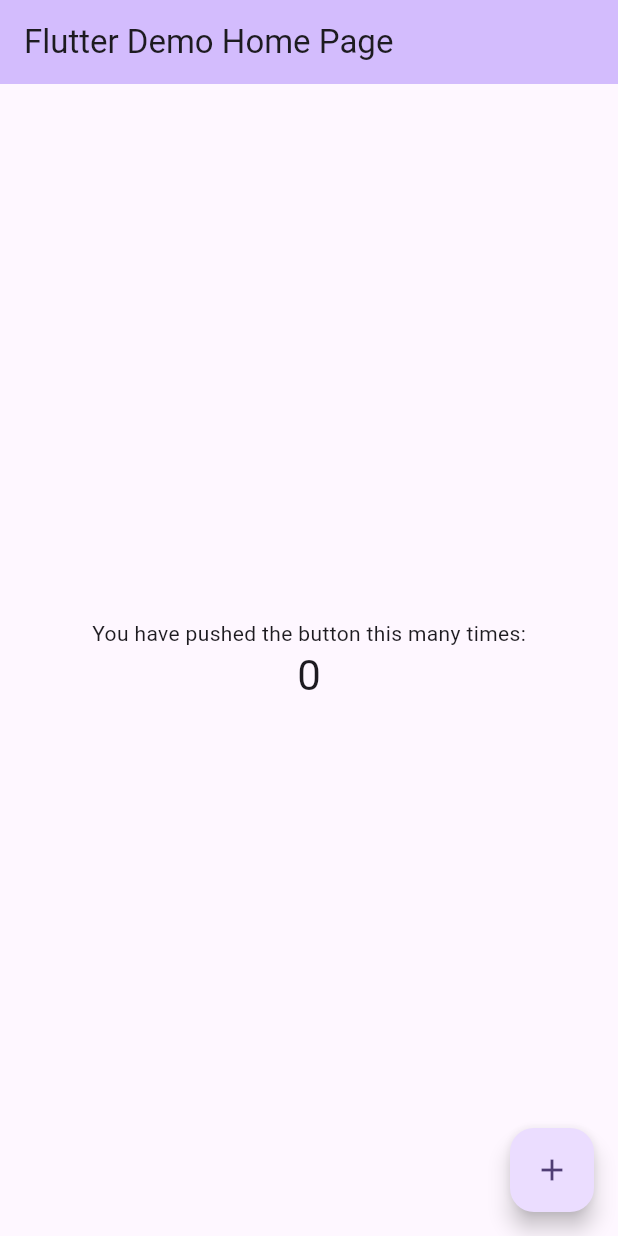
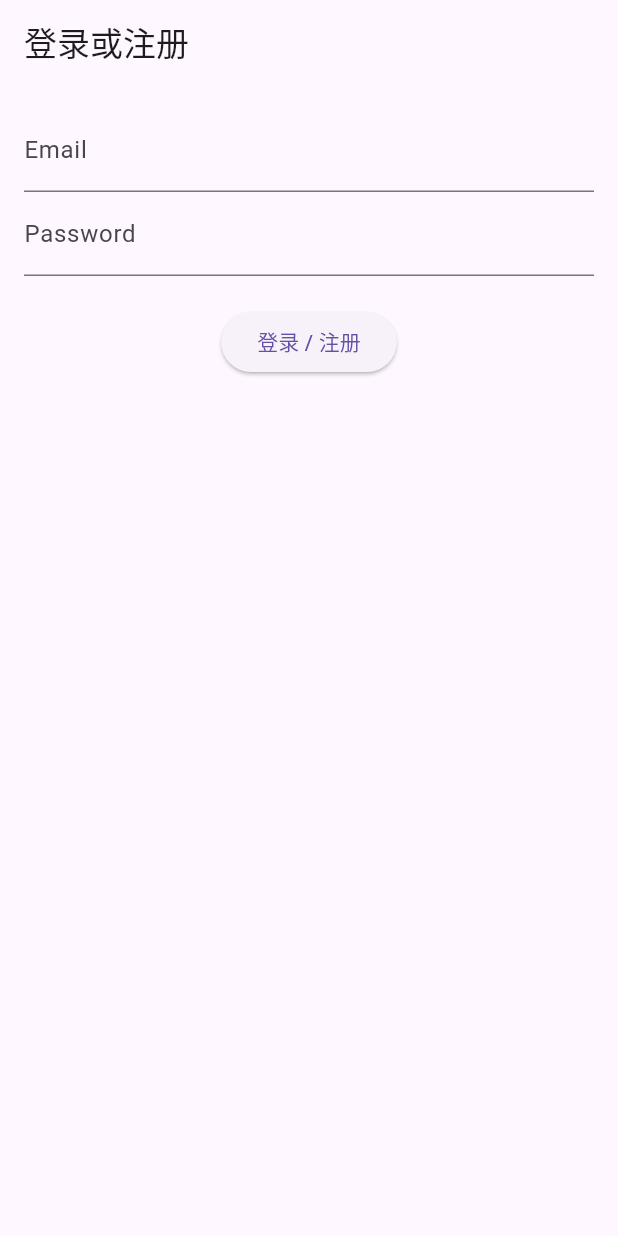
Before and after one commit to hs7n22/mahjong-ai-assistant, a Flutter app: the screen it shows after launch, on a phone screen of 412 x 824 dp. Run offline on Flutter 3.47's test engine with Material 3 defaults, Android fonts, the phone set to English and light mode, and no system bars; our stand-ins replace supabase_flutter; accounts and stored records are empty.

Commit message:
feat: 完成用户登录系统和多页面结构切换（第二章上半）

```diff
--- a/frontend/lib/main.dart
+++ b/frontend/lib/main.dart
@@ -1,6 +1,20 @@
 import 'package:flutter/material.dart';
+import 'package:frontend/supabase_config.dart';
+import 'package:supabase_flutter/supabase_flutter.dart';
+import 'package:logging/logging.dart';
+import 'pages/auth_page.dart';
+import 'pages/home_page.dart';
 
-void main() {
+void main() async {
+  WidgetsFlutterBinding.ensureInitialized();
+  await initSupabase();
+
+  Logger.root.level = Level.ALL; //捕获所有等级
+  Logger.root.onRecord.listen((record) {
+    // ignore: avoid_print
+    print('[${record.level.name}] ${record.time}: ${record.message}');
+  });
+
   runApp(const MyApp());
 }
 
@@ -10,113 +24,11 @@ class MyApp extends StatelessWidget {
   // This widget is the root of your application.
   @override
   Widget build(BuildContext context) {
+    final user = Supabase.instance.client.auth.currentUser;
     return MaterialApp(
-      title: 'Flutter Demo',
-      theme: ThemeData(
-        // This is the theme of your application.
-        //
-        // TRY THIS: Try running your application with "flutter run". You'll see
-        // the application has a purple toolbar. Then, without quitting the app,
-        // try changing the seedColor in the colorScheme below to Colors.green
-        // and then invoke "hot reload" (save your changes or press the "hot
-        // reload" button in a Flutter-supported IDE, or press "r" if you used
-        // the command line to start the app).
-        //
-        // Notice that the counter didn't reset back to zero; the application
-        // state is not lost during the reload. To reset the state, use hot
-        // restart instead.
-        //
-        // This works for code too, not just values: Most code changes can be
-        // tested with just a hot reload.
-        colorScheme: ColorScheme.fromSeed(seedColor: Colors.deepPurple),
-      ),
-      home: const MyHomePage(title: 'Flutter Demo Home Page'),
+      title: 'Mahjong AI Assistant',
+      theme: ThemeData(primarySwatch: Colors.blue),
+      home: user == null ? const AuthPage() : const HomePage(), // 使用迁移后的页面
     );
   }
 }
-
-class MyHomePage extends StatefulWidget {
-  const MyHomePage({super.key, required this.title});
-
-  // This widget is the home page of your application. It is stateful, meaning
-  // that it has a State object (defined below) that contains fields that affect
-  // how it looks.
-
-  // This class is the configuration for the state. It holds the values (in this
-  // case the title) provided by the parent (in this case the App widget) and
-  // used by the build method of the State. Fields in a Widget subclass are
-  // always marked "final".
-
-  final String title;
-
-  @override
-  State<MyHomePage> createState() => _MyHomePageState();
-}
-
-class _MyHomePageState extends State<MyHomePage> {
-  int _counter = 0;
-
-  void _incrementCounter() {
-    setState(() {
-      // This call to setState tells the Flutter framework that something has
-      // changed in this State, which causes it to rerun the build method below
-      // so that the display can reflect the updated values. If we changed
-      // _counter without calling setState(), then the build method would not be
-      // called again, and so nothing would appear to happen.
-      _counter++;
-    });
-  }
-
-  @override
-  Widget build(BuildContext context) {
-    // This method is rerun every time setState is called, for instance as done
-    // by the _incrementCounter method above.
-    //
-    // The Flutter framework has been optimized to make rerunning build methods
-    // fast, so that you can just rebuild anything that needs updating rather
-    // than having to individually change instances of widgets.
-    return Scaffold(
-      appBar: AppBar(
-        // TRY THIS: Try changing the color here to a specific color (to
-        // Colors.amber, perhaps?) and trigger a hot reload to see the AppBar
-        // change color while the other colors stay the same.
-        backgroundColor: Theme.of(context).colorScheme.inversePrimary,
-        // Here we take the value from the MyHomePage object that was created by
-        // the App.build method, and use it to set our appbar title.
-        title: Text(widget.title),
-      ),
-      body: Center(
-        // Center is a layout widget. It takes a single child and positions it
-        // in the middle of the parent.
-        child: Column(
-          // Column is also a layout widget. It takes a list of children and
-          // arranges them vertically. By default, it sizes itself to fit its
-          // children horizontally, and tries to be as tall as its parent.
-          //
-          // Column has various properties to control how it sizes itself and
-          // how it positions its children. Here we use mainAxisAlignment to
-          // center the children vertically; the main axis here is the vertical
-          // axis because Columns are vertical (the cross axis would be
-          // horizontal).
-          //
-          // TRY THIS: Invoke "debug painting" (choose the "Toggle Debug Paint"
-          // action in the IDE, or press "p" in the console), to see the
-          // wireframe for each widget.
-          mainAxisAlignment: MainAxisAlignment.center,
-          children: <Widget>[
-            const Text('You have pushed the button this many times:'),
-            Text(
-              '$_counter',
-              style: Theme.of(context).textTheme.headlineMedium,
-            ),
-          ],
-        ),
-      ),
-      floatingActionButton: FloatingActionButton(
-        onPressed: _incrementCounter,
-        tooltip: 'Increment',
-        child: const Icon(Icons.add),
-      ), // This trailing comma makes auto-formatting nicer for build methods.
-    );
-  }
-}
--- /dev/null
+++ b/frontend/lib/pages/auth_page.dart
@@ -0,0 +1,102 @@
+import 'package:flutter/material.dart';
+import 'package:logging/logging.dart';
+import 'package:supabase_flutter/supabase_flutter.dart';
+import 'home_page.dart';
+
+class AuthPage extends StatefulWidget {
+  const AuthPage({super.key});
+
+  @override
+  State<AuthPage> createState() => _AuthPageState();
+}
+
+class _AuthPageState extends State<AuthPage> {
+  final _emailController = TextEditingController();
+  final _passwordController = TextEditingController();
+
+  final log = Logger('Auth');
+
+  void signInOrSignUp() async {
+    final email = _emailController.text.trim();
+    final password = _passwordController.text.trim();
+
+    try {
+      final response = await Supabase.instance.client.auth.signInWithPassword(
+        email: email,
+        password: password,
+      );
+
+      if (!mounted) return; //检查是否还在树上
+
+      log.info("✅ 登录成功：${response.user!.email}");
+      ScaffoldMessenger.of(
+        context,
+      ).showSnackBar(const SnackBar(content: Text("登录成功")));
+
+      //✅ 登录成功后跳转主页
+      Navigator.pushReplacement(
+        context,
+        MaterialPageRoute(builder: (_) => const HomePage()),
+      );
+    } catch (signInError) {
+      log.warning("⚠️ 登录失败，尝试注册中...");
+
+      try {
+        final response = await Supabase.instance.client.auth.signUp(
+          email: email,
+          password: password,
+        );
+
+        if (!mounted) return;
+
+        log.info("✅ 注册成功：${response.user?.email}");
+
+        ScaffoldMessenger.of(
+          context,
+        ).showSnackBar(const SnackBar(content: Text("注册成功")));
+
+        // ✅ 注册成功后跳转主页
+        Navigator.pushReplacement(
+          context,
+          MaterialPageRoute(builder: (_) => const HomePage()),
+        );
+      } catch (signUpError) {
+        if (!mounted) return;
+
+        log.severe("❌ 登录+注册都失败：$signUpError");
+        ScaffoldMessenger.of(
+          context,
+        ).showSnackBar(const SnackBar(content: Text("登录或注册失败，请稍后重试")));
+      }
+    }
+  }
+
+  @override
+  Widget build(BuildContext context) {
+    return Scaffold(
+      appBar: AppBar(title: const Text("登录或注册")),
+      body: Padding(
+        padding: const EdgeInsets.all(16.0),
+        child: Column(
+          children: [
+            TextField(
+              controller: _emailController,
+              decoration: const InputDecoration(labelText: 'Email'),
+            ),
+            TextField(
+              controller: _passwordController,
+              decoration: const InputDecoration(labelText: 'Password'),
+              obscureText: true,
+              onSubmitted: (_) => signInOrSignUp(),
+            ),
+            const SizedBox(height: 20),
+            ElevatedButton(
+              onPressed: signInOrSignUp,
+              child: const Text("登录 / 注册"),
+            ),
+          ],
+        ),
+      ),
+    );
+  }
+}
--- a/frontend/pubspec.yaml
+++ b/frontend/pubspec.yaml
@@ -34,6 +34,8 @@ dependencies:
   # The following adds the Cupertino Icons font to your application.
   # Use with the CupertinoIcons class for iOS style icons.
   cupertino_icons: ^1.0.8
+  supabase_flutter: ^2.8.4
+  logging: ^1.3.0
 
 dev_dependencies:
   flutter_test:
```
Also changed, not shown: frontend/lib/pages/home_page.dart (added, +51 -0 lines), frontend/lib/supabase_config.dart (added, +9 -0 lines), frontend/pubspec.lock, 6 other files.
